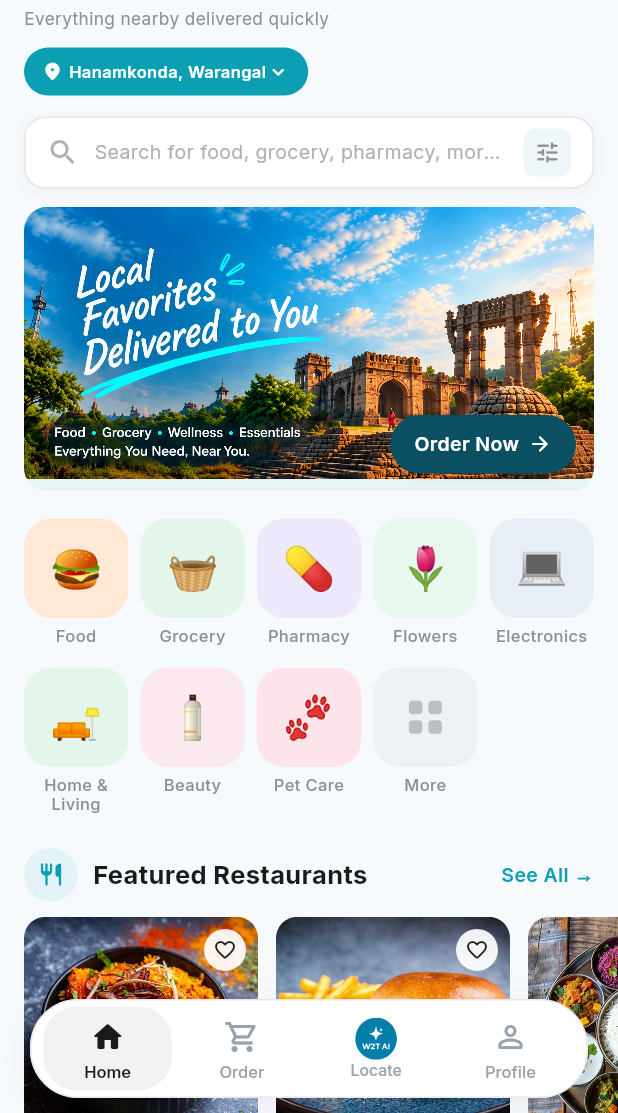
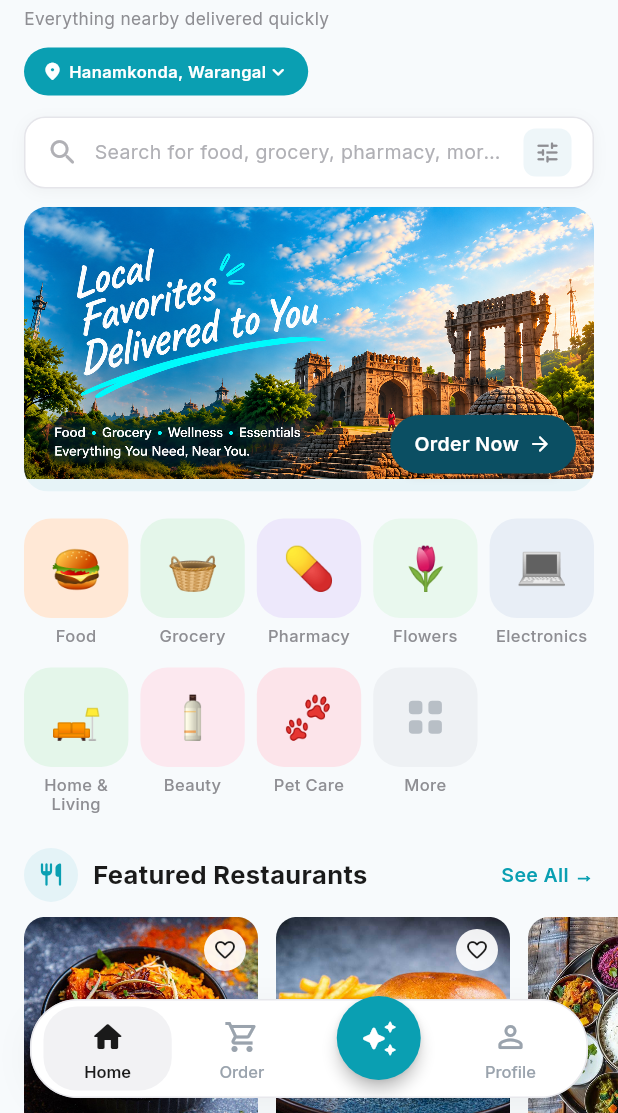
Before and after one commit to 5z97c45jbd-rgb/W2T-UI, a Flutter app: the screen it shows after launch, on a phone screen of 412 x 824 dp, the part 123-1236 px from its top. Run offline on Flutter 3.47's test engine with Material 3 defaults, Android fonts, the phone set to English and light mode, and no system bars; our stand-ins replace dio, equatable, firebase_core, firebase_messaging, flutter_bloc, flutter_local_notifications and 4 more; accounts and stored records are empty.

Commit message:
Fix FAB 3rd icon

```diff
--- a/lib/features/home/widgets/home_bottom_nav_bar.dart
+++ b/lib/features/home/widgets/home_bottom_nav_bar.dart
@@ -1,7 +1,5 @@
 import 'package:flutter/material.dart';
-import 'package:flutter_svg/flutter_svg.dart';
 import 'package:google_fonts/google_fonts.dart';
-import 'package:w2t_mobile/core/constants/app_assets.dart';
 import 'package:w2t_mobile/core/constants/app_colors.dart';
 
 enum HomeTab { home, order, locate, profile }
@@ -20,11 +18,13 @@ class HomeBottomNavBar extends StatelessWidget {
   static const _barHeight = 66.0;
   static const _barVerticalPadding = 6.0;
   static const _bottomGap = 10.0;
+  static const _fabSize = 56.0;
+  static const _fabOverhang = 20.0;
 
   /// Total vertical space the home body should reserve above the system inset.
   static double contentBottomInset(BuildContext context) {
     final bottomInset = MediaQuery.paddingOf(context).bottom;
-    return _barHeight + _bottomGap + bottomInset;
+    return _barHeight + _fabOverhang + _bottomGap + bottomInset;
   }
 
   @override
@@ -38,10 +38,25 @@ class HomeBottomNavBar extends StatelessWidget {
         _horizontalInset,
         bottomInset + _bottomGap,
       ),
+      child: SizedBox(
+        height: _barHeight + _fabOverhang,
+        child: LayoutBuilder(
+          builder: (context, constraints) {
+            final slotWidth = constraints.maxWidth / 4;
+            final fabLeft = slotWidth * 2 + (slotWidth - _fabSize) / 2;
+            final fabBottom = (_barHeight - _fabSize) / 2 + _fabOverhang * 0.35;
+
+            return Stack(
+              clipBehavior: Clip.none,
+              children: [
+                Align(
+                  alignment: Alignment.bottomCenter,
                   child: _NavSurface(
                     height: _barHeight,
                     child: Padding(
-          padding: const EdgeInsets.symmetric(horizontal: _barVerticalPadding),
+                      padding: const EdgeInsets.symmetric(
+                        horizontal: _barVerticalPadding,
+                      ),
                       child: Row(
                         children: [
                           Expanded(
@@ -62,12 +77,7 @@ class HomeBottomNavBar extends StatelessWidget {
                               onTap: () => onTabSelected(HomeTab.order),
                             ),
                           ),
-              Expanded(
-                child: _LocateNavItem(
-                  selected: currentTab == HomeTab.locate,
-                  onTap: () => onTabSelected(HomeTab.locate),
-                ),
-              ),
+                          const Expanded(child: SizedBox.shrink()),
                           Expanded(
                             child: _NavItem(
                               label: 'Profile',
@@ -81,6 +91,22 @@ class HomeBottomNavBar extends StatelessWidget {
                       ),
                     ),
                   ),
+                ),
+                Positioned(
+                  left: fabLeft,
+                  bottom: fabBottom,
+                  width: _fabSize,
+                  height: _fabSize,
+                  child: _AiFab(
+                    selected: currentTab == HomeTab.locate,
+                    onTap: () => onTabSelected(HomeTab.locate),
+                  ),
+                ),
+              ],
+            );
+          },
+        ),
+      ),
     );
   }
 }
@@ -89,18 +115,16 @@ class _NavSurface extends StatelessWidget {
   const _NavSurface({
     required this.height,
     required this.child,
-    this.clipBehavior = Clip.antiAlias,
   });
 
   final double height;
   final Widget child;
-  final Clip clipBehavior;
 
   @override
   Widget build(BuildContext context) {
     return Container(
       height: height,
-      clipBehavior: clipBehavior,
+      clipBehavior: Clip.antiAlias,
       decoration: BoxDecoration(
         color: AppColors.white,
         borderRadius: BorderRadius.circular(32),
@@ -118,8 +142,8 @@ class _NavSurface extends StatelessWidget {
   }
 }
 
-class _LocateNavItem extends StatelessWidget {
-  const _LocateNavItem({
+class _AiFab extends StatelessWidget {
+  const _AiFab({
     required this.selected,
     required this.onTap,
   });
@@ -127,66 +151,21 @@ class _LocateNavItem extends StatelessWidget {
   final bool selected;
   final VoidCallback onTap;
 
-  static const _badgeSize = 28.0;
-
   @override
   Widget build(BuildContext context) {
-    final labelColor =
-        selected ? AppColors.textPrimary : AppColors.navInactive;
-
     return Semantics(
       button: true,
-      label: 'W2T AI Locate',
+      label: 'W2T AI',
       selected: selected,
-      child: Material(
-        color: Colors.transparent,
-        child: InkWell(
-          onTap: onTap,
-          borderRadius: BorderRadius.circular(22),
-          child: AnimatedContainer(
-            duration: const Duration(milliseconds: 200),
-            curve: Curves.easeOut,
-            height: HomeBottomNavBar._barHeight - 8,
-            margin: const EdgeInsets.symmetric(vertical: 4, horizontal: 2),
-            decoration: BoxDecoration(
-              color: selected ? const Color(0xFFF2F2F4) : Colors.transparent,
-              borderRadius: BorderRadius.circular(22),
-            ),
-            child: Column(
-              mainAxisAlignment: MainAxisAlignment.center,
-              children: [
-                SizedBox(
-                  height: _NavItem.iconSlotHeight,
-                  child: Center(
-                    child: SvgPicture.asset(
-                      AppAssets.bottomNavAi,
-                      width: _badgeSize,
-                      height: _badgeSize,
-                      fit: BoxFit.contain,
-                      excludeFromSemantics: true,
-                    ),
-                  ),
-                ),
-                const SizedBox(height: _NavItem.labelGap),
-                AnimatedDefaultTextStyle(
-                  duration: const Duration(milliseconds: 200),
-                  curve: Curves.easeOut,
-                  style: GoogleFonts.inter(
-                    fontSize: 10.5,
-                    fontWeight: selected ? FontWeight.w600 : FontWeight.w500,
-                    color: labelColor,
-                    height: 1.0,
-                  ),
-                  child: const Text(
-                    'Locate',
-                    maxLines: 1,
-                    overflow: TextOverflow.ellipsis,
-                  ),
-                ),
-              ],
-            ),
-          ),
-        ),
+      child: FloatingActionButton(
+        heroTag: 'w2t_ai_fab',
+        onPressed: onTap,
+        elevation: selected ? 8 : 4,
+        highlightElevation: 10,
+        backgroundColor: selected ? AppColors.primaryDark : AppColors.primary,
+        foregroundColor: AppColors.white,
+        shape: const CircleBorder(),
+        child: const Icon(Icons.auto_awesome_rounded, size: 26),
       ),
     );
   }
@@ -208,8 +187,8 @@ class _NavItem extends StatelessWidget {
   final VoidCallback onTap;
 
   static const _iconSize = 24.0;
-  static const iconSlotHeight = 28.0;
-  static const labelGap = 3.0;
+  static const _iconSlotHeight = 28.0;
+  static const _labelGap = 3.0;
 
   @override
   Widget build(BuildContext context) {
@@ -240,7 +219,7 @@ class _NavItem extends StatelessWidget {
               mainAxisAlignment: MainAxisAlignment.center,
               children: [
                 SizedBox(
-                  height: iconSlotHeight,
+                  height: _iconSlotHeight,
                   child: Center(
                     child: Icon(
                       selected ? selectedIcon : unselectedIcon,
@@ -249,7 +228,7 @@ class _NavItem extends StatelessWidget {
                     ),
                   ),
                 ),
-                const SizedBox(height: labelGap),
+                const SizedBox(height: _labelGap),
                 AnimatedDefaultTextStyle(
                   duration: const Duration(milliseconds: 200),
                   curve: Curves.easeOut,
```
Also changed, not shown: 1 other file. Lines whose indentation alone changed are shown as unchanged.
